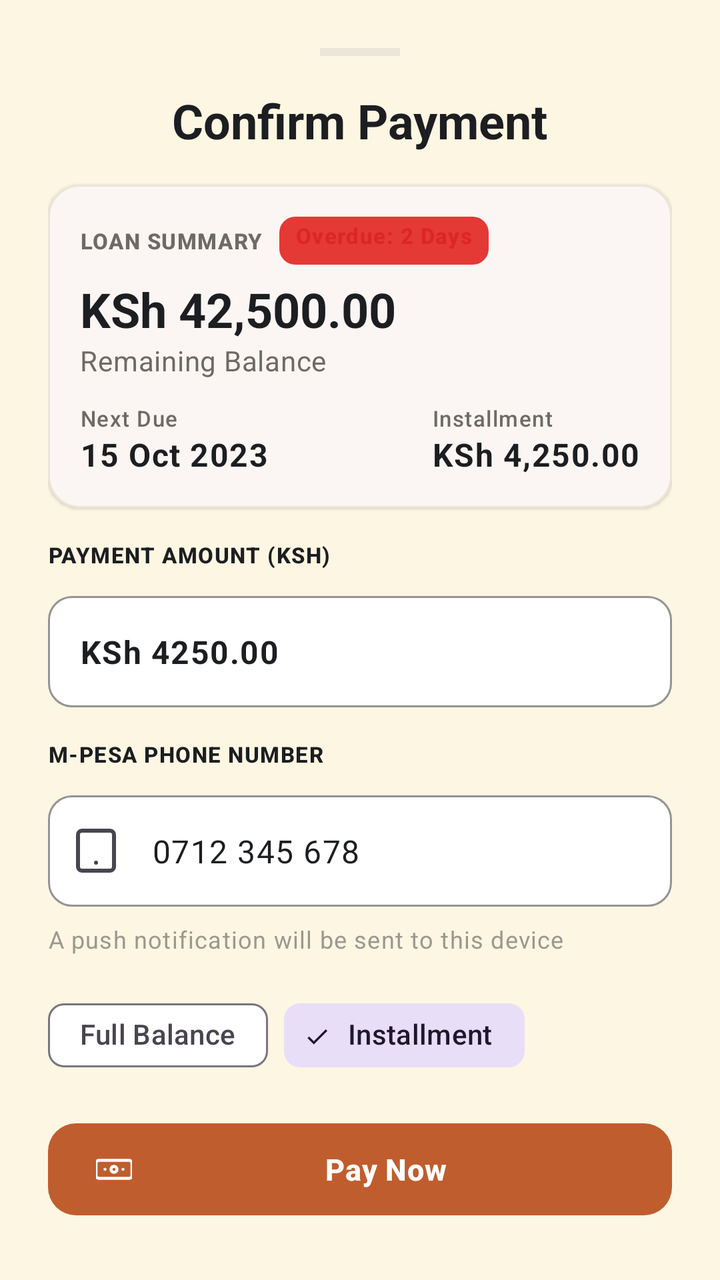
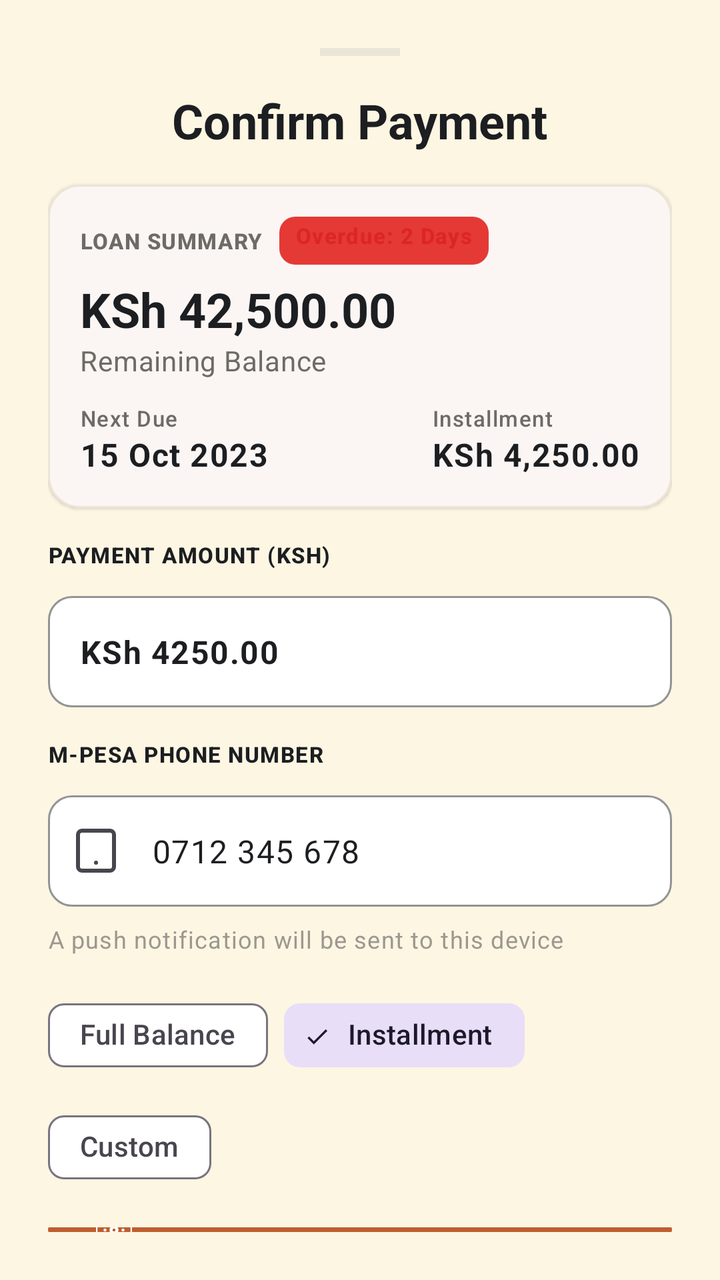

Compare the two renders of this Android layout. The source of the first and the diff that turns it into the second are given below.
<!-- AndroidManifest.xml: application theme Theme.TerraLink -->
<!-- res/layout/dialog_installment_payment.xml -->
<?xml version="1.0" encoding="utf-8"?>
<LinearLayout xmlns:android="http://schemas.android.com/apk/res/android"
    xmlns:app="http://schemas.android.com/apk/res-auto"
    android:layout_width="match_parent"
    android:layout_height="wrap_content"
    android:background="@drawable/bg_bottom_sheet"
    android:orientation="vertical"
    android:padding="@dimen/spacing_2xl">

    
    <View
        android:layout_width="40dp"
        android:layout_height="4dp"
        android:layout_gravity="center_horizontal"
        android:background="@color/surface_stroke"
        android:layout_marginBottom="@dimen/spacing_lg" />

    <TextView
        android:layout_width="wrap_content"
        android:layout_height="wrap_content"
        android:layout_gravity="center_horizontal"
        android:text="Confirm Payment"
        android:textAppearance="?attr/textAppearanceHeadlineSmall"
        android:textColor="@color/navy_text_primary"
        android:textStyle="bold" />

    
    <com.google.android.material.card.MaterialCardView
        style="@style/Widget.TerraLink.Card"
        android:layout_width="match_parent"
        android:layout_height="wrap_content"
        android:layout_marginTop="@dimen/spacing_lg">

        <LinearLayout
            android:layout_width="match_parent"
            android:layout_height="wrap_content"
            android:orientation="vertical"
            android:padding="@dimen/card_padding">

            <LinearLayout
                android:layout_width="match_parent"
                android:layout_height="wrap_content"
                android:gravity="center_vertical"
                android:orientation="horizontal">

                <TextView
                    android:layout_width="wrap_content"
                    android:layout_height="wrap_content"
                    android:text="LOAN SUMMARY"
                    android:textAppearance="?attr/textAppearanceLabelSmall"
                    android:textColor="@color/text_secondary"
                    android:textStyle="bold" />

                <TextView
                    android:layout_width="wrap_content"
                    android:layout_height="wrap_content"
                    android:layout_alignParentEnd="true"
                    android:background="@drawable/bg_status_badge_red"
                    android:layout_marginStart="8dp"
                    android:paddingHorizontal="8dp"
                    android:paddingVertical="2dp"
                    android:text="Overdue: 2 Days"
                    android:textAppearance="?attr/textAppearanceLabelSmall"
                    android:textColor="@color/status_red"
                    android:textStyle="bold" />

            </LinearLayout>

            <TextView
                android:id="@+id/tvRemainingBalance"
                android:layout_width="wrap_content"
                android:layout_height="wrap_content"
                android:layout_marginTop="6dp"
                android:text="KSh 42,500.00"
                android:textAppearance="?attr/textAppearanceHeadlineSmall"
                android:textColor="@color/navy_text_primary"
                android:textStyle="bold" />

            <TextView
                android:layout_width="wrap_content"
                android:layout_height="wrap_content"
                android:text="Remaining Balance"
                android:textAppearance="?attr/textAppearanceBodyMedium"
                android:textColor="@color/text_secondary" />

            <LinearLayout
                android:layout_width="match_parent"
                android:layout_height="wrap_content"
                android:layout_marginTop="12dp"
                android:orientation="horizontal">

                <LinearLayout
                    android:layout_width="0dp"
                    android:layout_height="wrap_content"
                    android:layout_weight="1"
                    android:orientation="vertical">

                    <TextView
                        android:layout_width="wrap_content"
                        android:layout_height="wrap_content"
                        android:text="Next Due"
                        android:textAppearance="?attr/textAppearanceLabelSmall"
                        android:textColor="@color/text_secondary" />

                    <TextView
                        android:id="@+id/tvInstallmentDate"
                        android:layout_width="wrap_content"
                        android:layout_height="wrap_content"
                        android:text="15 Oct 2023"
                        android:textAppearance="?attr/textAppearanceBodyLarge"
                        android:textColor="@color/navy_text_primary"
                        android:textStyle="bold" />

                </LinearLayout>

                <LinearLayout
                    android:layout_width="wrap_content"
                    android:layout_height="wrap_content"
                    android:orientation="vertical"
                    android:layout_marginStart="@dimen/spacing_lg">

                    <TextView
                        android:layout_width="wrap_content"
                        android:layout_height="wrap_content"
                        android:text="Installment"
                        android:textAppearance="?attr/textAppearanceLabelSmall"
                        android:textColor="@color/text_secondary" />

                    <TextView
                        android:id="@+id/tvInstallment"
                        android:layout_width="wrap_content"
                        android:layout_height="wrap_content"
                        android:text="KSh 4,250.00"
                        android:textAppearance="?attr/textAppearanceBodyLarge"
                        android:textColor="@color/navy_text_primary"
                        android:textStyle="bold" />

                </LinearLayout>

            </LinearLayout>
        </LinearLayout>

    </com.google.android.material.card.MaterialCardView>

    
    <TextView
        android:layout_width="wrap_content"
        android:layout_height="wrap_content"
        android:layout_marginTop="@dimen/spacing_lg"
        android:text="PAYMENT AMOUNT (KSH)"
        android:textAppearance="?attr/textAppearanceLabelSmall"
        android:textColor="@color/navy_text_primary"
        android:textStyle="bold" />

    <com.google.android.material.textfield.TextInputLayout
        style="@style/Widget.TerraLink.TextInputLayout"
        android:layout_width="match_parent"
        android:layout_height="wrap_content"
        android:layout_marginTop="@dimen/spacing_sm">

        <com.google.android.material.textfield.TextInputEditText
            android:id="@+id/etPaymentAmount"
            android:layout_width="match_parent"
            android:layout_height="wrap_content"
            android:inputType="numberDecimal"
            android:text="KSh 4250.00"
            android:textStyle="bold"
            android:textColor="@color/navy_text_primary" />
    </com.google.android.material.textfield.TextInputLayout>

    
    <TextView
        android:layout_width="wrap_content"
        android:layout_height="wrap_content"
        android:layout_marginTop="@dimen/spacing_lg"
        android:text="M-PESA PHONE NUMBER"
        android:textAppearance="?attr/textAppearanceLabelSmall"
        android:textColor="@color/navy_text_primary"
        android:textStyle="bold" />

    <com.google.android.material.textfield.TextInputLayout
        style="@style/Widget.TerraLink.TextInputLayout"
        android:layout_width="match_parent"
        android:layout_height="wrap_content"
        android:layout_marginTop="@dimen/spacing_sm"
        app:startIconDrawable="@drawable/ic_smartphone"
        app:startIconContentDescription="Phone">

        <com.google.android.material.textfield.TextInputEditText
            android:id="@+id/etMpesaPhone"
            android:layout_width="match_parent"
            android:layout_height="wrap_content"
            android:inputType="phone"
            android:text="0712 345 678"
            android:textColor="@color/navy_text_primary" />
    </com.google.android.material.textfield.TextInputLayout>

    <TextView
        android:layout_width="wrap_content"
        android:layout_height="wrap_content"
        android:layout_marginTop="@dimen/spacing_sm"
        android:text="A push notification will be sent to this device"
        android:textAppearance="?attr/textAppearanceBodySmall"
        android:textColor="@color/text_muted" />

    
    <com.google.android.material.chip.ChipGroup
        android:id="@+id/chipGroupAmount"
        android:layout_width="match_parent"
        android:layout_height="wrap_content"
        android:layout_marginTop="@dimen/spacing_lg"
        app:singleSelection="true">

        <com.google.android.material.chip.Chip
            android:id="@+id/chipFullBalance"
            style="@style/Widget.Material3.Chip.Filter"
            android:layout_width="wrap_content"
            android:layout_height="wrap_content"
            android:text="Full Balance" />

        <com.google.android.material.chip.Chip
            android:id="@+id/chipInstallment"
            style="@style/Widget.Material3.Chip.Filter"
            android:layout_width="wrap_content"
            android:layout_height="wrap_content"
            android:checked="true"
            android:text="Installment" />
    </com.google.android.material.chip.ChipGroup>

    
    <com.google.android.material.button.MaterialButton
        android:id="@+id/btnPayMpesa"
        style="@style/Widget.TerraLink.Button.Primary"
        android:layout_width="match_parent"
        android:layout_height="wrap_content"
        android:layout_marginTop="@dimen/spacing_lg"
        android:text="Pay Now"
        app:icon="@drawable/ic_banknote" />

</LinearLayout>
<!-- resources referenced by this layout -->
<resources>
  <color name="navy_text_primary">#1C1E21</color>
  <color name="status_red">#DC2626</color>
  <color name="surface_stroke">#EBE5D8</color>
  <color name="text_muted">#9C9890</color>
  <color name="text_secondary">#6E6B65</color>
  <dimen name="card_padding">16dp</dimen>
  <dimen name="spacing_2xl">24dp</dimen>
  <dimen name="spacing_lg">16dp</dimen>
  <dimen name="spacing_sm">8dp</dimen>
  <!-- drawable bg_bottom_sheet (drawable) -->
  <?xml version="1.0" encoding="utf-8"?>
  <shape xmlns:android="http://schemas.android.com/apk/res/android"
      android:shape="rectangle">
      <solid android:color="@color/bg_cream" />
      <corners android:topLeftRadius="16dp" android:topRightRadius="16dp" />
      <padding android:left="0dp" android:top="0dp" android:right="0dp" android:bottom="0dp" />
  </shape>
  <!-- drawable bg_status_badge_red (drawable) -->
  <?xml version="1.0" encoding="utf-8"?>
  <shape xmlns:android="http://schemas.android.com/apk/res/android"
      android:shape="rectangle">
      <solid android:color="#E53935" />
      <corners android:radius="8dp" />
      <size android:height="24dp" />
  </shape>
  <!-- drawable ic_banknote (drawable) -->
  <vector xmlns:android="http://schemas.android.com/apk/res/android"
      android:width="24dp"
      android:height="24dp"
      android:viewportWidth="24"
      android:viewportHeight="24">
      <path
          android:fillColor="#00000000"
          android:strokeColor="#FFFFFF"
          android:strokeWidth="2"
          android:strokeLineCap="round"
          android:strokeLineJoin="round"
          android:pathData="M2,6h20a2,2 0,0 1,2 2v8a2,2 0,0 1,-2 2H2a2,2 0,0 1,-2 -2V8a2,2 0,0 1,2 -2zM12,12m-2,0a2,2 0,1 0,4 0a2,2 0,1 0,-4 0M6,12h.01M18,12h.01" />
  </vector>
  <!-- drawable ic_smartphone (drawable) -->
  <vector xmlns:android="http://schemas.android.com/apk/res/android"
      android:width="24dp"
      android:height="24dp"
      android:viewportWidth="24"
      android:viewportHeight="24">
      <path
          android:fillColor="#00000000"
          android:strokeColor="#6E6B65"
          android:strokeWidth="2"
          android:strokeLineCap="round"
          android:strokeLineJoin="round"
          android:pathData="M5,2h14a2,2 0,0 1,2 2v16a2,2 0,0 1,-2 2H5a2,2 0,0 1,-2 -2V4a2,2 0,0 1,2 -2zM12,18h.01" />
  </vector>
  <style name="Widget.TerraLink.Button.Primary" parent="Widget.Material3.Button">
          <item name="backgroundTint">@color/terralink_button_primary</item>
          <item name="android:textColor">@color/on_terracotta</item>
          <item name="cornerRadius">14dp</item>
          <item name="android:minHeight">54dp</item>
          <item name="android:textSize">15sp</item>
          <item name="android:textStyle">bold</item>
          <item name="android:letterSpacing">0.02</item>
      </style>
  <style name="Widget.TerraLink.Card" parent="Widget.Material3.CardView.Elevated">
          <item name="cardBackgroundColor">@color/terralink_card_view</item>
          <item name="cardCornerRadius">16dp</item>
          <item name="strokeColor">@color/surface_stroke</item>
          <item name="strokeWidth">1dp</item>
      </style>
  <style name="Widget.TerraLink.TextInputLayout" parent="Widget.Material3.TextInputLayout.OutlinedBox">
          <item name="boxStrokeColor">@color/terracotta_primary</item>
          <item name="boxCornerRadiusTopStart">12dp</item>
          <item name="boxCornerRadiusTopEnd">12dp</item>
          <item name="boxCornerRadiusBottomStart">12dp</item>
          <item name="boxCornerRadiusBottomEnd">12dp</item>
          <item name="boxStrokeWidth">1dp</item>
          <item name="boxStrokeWidthFocused">2dp</item>
          <item name="boxBackgroundColor">@color/surface_card</item>
          <item name="hintTextColor">@color/text_secondary</item>
      </style>
  <color name="bg_cream">#FDF6E3</color>
  <color name="on_terracotta">#FFFFFF</color>
  <color name="terracotta_primary">#C05D2E</color>
  <color name="surface_card">#FFFFFF</color>
  <color name="terracotta_container">#FBECE5</color>
  <color name="olive_secondary">#77804B</color>
  <!-- unchanged entries left out for length: 1 -->
</resources>

<!-- the commit's change to res/layout/dialog_installment_payment.xml (unified diff, before → after) -->
@@ -225,6 +225,13 @@
             android:layout_height="wrap_content"
             android:checked="true"
             android:text="Installment" />
+
+        <com.google.android.material.chip.Chip
+            android:id="@+id/chipCustom"
+            style="@style/Widget.Material3.Chip.Filter"
+            android:layout_width="wrap_content"
+            android:layout_height="wrap_content"
+            android:text="Custom" />
     </com.google.android.material.chip.ChipGroup>
 
     
